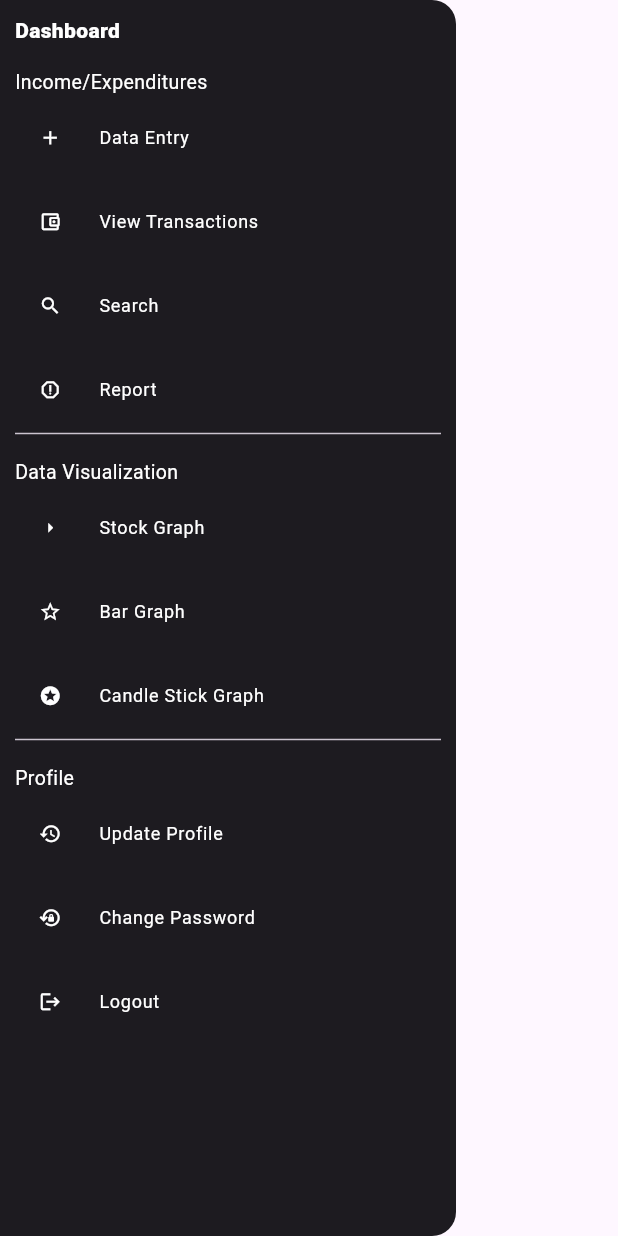
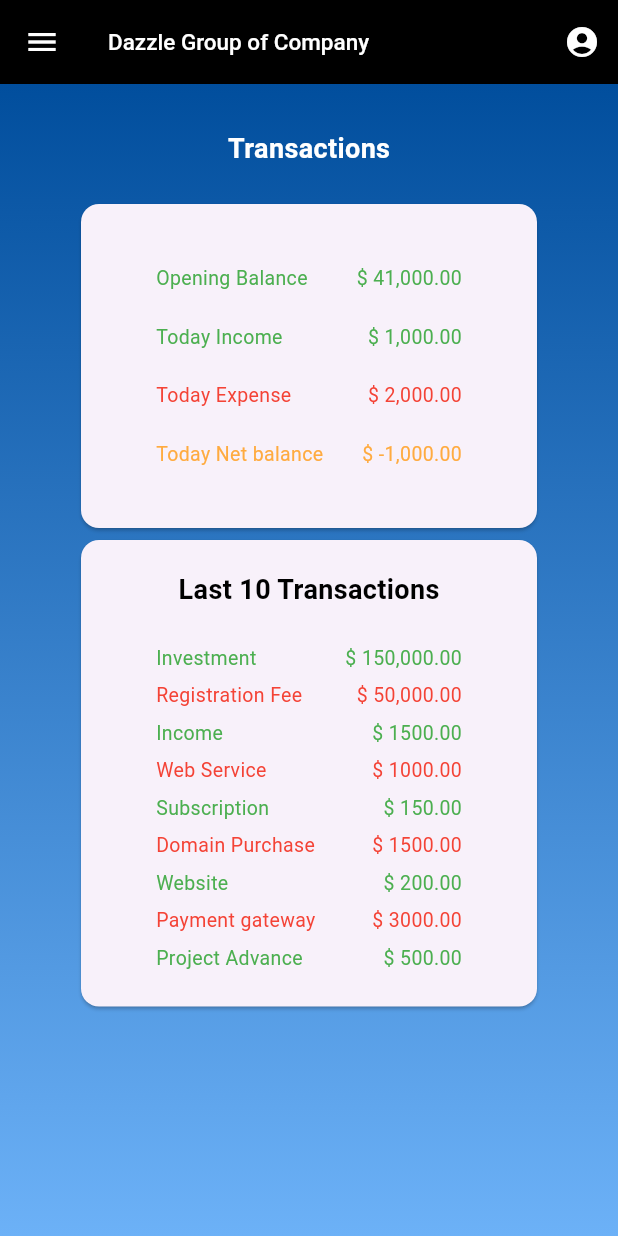
Before and after one commit to johnsonpeter-j/family_accounts_flutter_app, a Flutter app: the DrawerComponent widget shown alone on an empty page, opened directly, after a tap on "View Transactions", on a phone screen of 412 x 824 dp. Run offline on Flutter 3.47's test engine with Material 3 defaults, Android fonts, the phone set to English and light mode, and no system bars; network calls fail.

Commit message:
1. add entry page added 2. view transaction page added

```diff
--- a/lib/components/common/appbar.component.dart
+++ b/lib/components/common/appbar.component.dart
@@ -1,3 +1,4 @@
+import 'package:family_account_flutter_app/views/dashboard/dashboard.dart';
 import 'package:flutter/material.dart';
 
 class CustomAppBar extends StatelessWidget implements PreferredSizeWidget {
@@ -13,12 +14,20 @@ class CustomAppBar extends StatelessWidget implements PreferredSizeWidget {
         color: Color(0XFFFFFFFF),
       ), // Change the color of the drawer icon
       backgroundColor: Color(0XFF000000),
-      title: Text(
-        'Dazzle Group of Company',
-        style: TextStyle(
-          color: Color(0XFFFFFFFF),
-          fontSize: 15,
-          fontWeight: FontWeight.w500,
+      title: GestureDetector(
+        onTap: () {
+          Navigator.push(
+            context,
+            MaterialPageRoute(builder: (context) => const Dashboard()),
+          );
+        },
+        child: Text(
+          'Dazzle Group of Company',
+          style: TextStyle(
+            color: Color(0XFFFFFFFF),
+            fontSize: 15,
+            fontWeight: FontWeight.w500,
+          ),
         ),
       ),
       actions: [
--- /dev/null
+++ b/lib/components/transactions/TransactionTextOne.dart
@@ -0,0 +1,37 @@
+import 'package:flutter/material.dart';
+
+class TransactionTextOne extends StatelessWidget {
+  final String label;
+  final String value;
+  final Color color;
+  const TransactionTextOne(
+      {super.key,
+      required this.color,
+      required this.label,
+      required this.value});
+
+  @override
+  Widget build(BuildContext context) {
+    return Padding(
+      padding: const EdgeInsets.symmetric(vertical: 10),
+      child: Row(
+        // crossAxisAlignment: CrossAxisAlignment.center,
+        mainAxisAlignment: MainAxisAlignment.spaceBetween,
+        children: [
+          Text(
+            label,
+            style: TextStyle(color: color, fontSize: 13),
+          ),
+          // Text(
+          //   ' : ',
+          //   style: TextStyle(color: color, fontSize: 13),
+          // ),
+          Text(
+            "\$ $value",
+            style: TextStyle(color: color, fontSize: 13),
+          )
+        ],
+      ),
+    );
+  }
+}
--- /dev/null
+++ b/lib/components/transactions/TransactionTextTwo.dart
@@ -0,0 +1,37 @@
+import 'package:flutter/material.dart';
+
+class TransactionTextTwo extends StatelessWidget {
+  final String label;
+  final String value;
+  final Color color;
+  const TransactionTextTwo(
+      {super.key,
+      required this.color,
+      required this.label,
+      required this.value});
+
+  @override
+  Widget build(BuildContext context) {
+    return Padding(
+      padding: const EdgeInsets.symmetric(vertical: 3),
+      child: Row(
+        // crossAxisAlignment: CrossAxisAlignment.center,
+        mainAxisAlignment: MainAxisAlignment.spaceBetween,
+        children: [
+          Text(
+            label,
+            style: TextStyle(color: color, fontSize: 13),
+          ),
+          // Text(
+          //   ' : ',
+          //   style: TextStyle(color: color, fontSize: 13),
+          // ),
+          Text(
+            "\$ $value",
+            style: TextStyle(color: color, fontSize: 13),
+          )
+        ],
+      ),
+    );
+  }
+}
--- a/lib/views/login/login_page.dart
+++ b/lib/views/login/login_page.dart
@@ -39,9 +39,11 @@ class _LoginPageState extends State<LoginPage> {
             const Color(0XFF6CB1F7),
           ],
         )),
+        child: Center(
           child: SingleChildScrollView(
             child: Column(
               mainAxisAlignment: MainAxisAlignment.center,
+              crossAxisAlignment: CrossAxisAlignment.center,
               children: [
                 CircleAvatar(
                   backgroundColor: Color(0XFFFFFCFC),
@@ -108,6 +110,7 @@ class _LoginPageState extends State<LoginPage> {
             ),
           ),
         ),
+      ),
     );
     ;
   }
--- /dev/null
+++ b/lib/views/transactions/transaction.dart
@@ -0,0 +1,158 @@
+import 'package:family_account_flutter_app/Drawer/drawer.component.dart';
+import 'package:family_account_flutter_app/components/common/appbar.component.dart';
+import 'package:family_account_flutter_app/components/transactions/TransactionTextOne.dart';
+import 'package:family_account_flutter_app/components/transactions/TransactionTextTwo.dart';
+import 'package:flutter/material.dart';
+
+class Transaction extends StatefulWidget {
+  const Transaction({super.key});
+
+  @override
+  State<Transaction> createState() => _TransactionState();
+}
+
+class _TransactionState extends State<Transaction> {
+  @override
+  Widget build(BuildContext context) {
+    return Scaffold(
+      appBar: CustomAppBar(),
+      drawer: DrawerComponent(),
+      body: Container(
+        width: double.infinity, // 100% width
+        height: double.infinity, // 100% height
+        decoration: BoxDecoration(
+          gradient: LinearGradient(
+            begin: Alignment.topCenter,
+            end: Alignment.bottomCenter,
+            colors: [
+              const Color(0XFF014E9D),
+              const Color(0XFF6CB1F7),
+            ],
+          ),
+        ),
+        child: SingleChildScrollView(
+          child: Padding(
+            padding: const EdgeInsets.symmetric(horizontal: 50.0, vertical: 30),
+            child: Column(
+              children: [
+                Padding(
+                  padding: const EdgeInsets.only(bottom: 20),
+                  child: Center(
+                    child: Text(
+                      'Transactions',
+                      style: TextStyle(
+                          fontSize: 18,
+                          fontWeight: FontWeight.bold,
+                          color: Colors.white),
+                    ),
+                  ),
+                ),
+                Card(
+                  child: Padding(
+                    padding: EdgeInsets.symmetric(horizontal: 50, vertical: 30),
+                    child: Column(
+                      children: [
+                        TransactionTextOne(
+                          color: Colors.green,
+                          label: 'Opening Balance',
+                          value: '41,000.00',
+                        ),
+                        TransactionTextOne(
+                          color: Colors.green,
+                          label: 'Today Income',
+                          value: '1,000.00',
+                        ),
+                        TransactionTextOne(
+                          color: Colors.red,
+                          label: 'Today Expense',
+                          value: '2,000.00',
+                        ),
+                        TransactionTextOne(
+                          color: Colors.orangeAccent,
+                          label: 'Today Net balance ',
+                          value: '-1,000.00',
+                        ),
+                      ],
+                    ),
+                  ),
+                ),
+                Card(
+                  child: Column(
+                    children: [
+                      Padding(
+                        padding: const EdgeInsets.only(top: 20),
+                        child: Center(
+                          child: Text(
+                            'Last 10 Transactions',
+                            style: TextStyle(
+                                fontSize: 18,
+                                fontWeight: FontWeight.bold,
+                                color: Colors.black),
+                          ),
+                        ),
+                      ),
+                      Padding(
+                        padding: const EdgeInsets.symmetric(
+                            horizontal: 50.0, vertical: 20),
+                        child: Column(
+                          mainAxisAlignment: MainAxisAlignment.center,
+                          children: [
+                            TransactionTextTwo(
+                              color: Colors.green,
+                              label: 'Investment',
+                              value: "150,000.00",
+                            ),
+                            TransactionTextTwo(
+                              color: Colors.red,
+                              label: 'Registration Fee',
+                              value: "50,000.00",
+                            ),
+                            TransactionTextTwo(
+                              color: Colors.green,
+                              label: 'Income',
+                              value: "1500.00",
+                            ),
+                            TransactionTextTwo(
+                              color: Colors.red,
+                              label: 'Web Service',
+                              value: "1000.00",
+                            ),
+                            TransactionTextTwo(
+                              color: Colors.green,
+                              label: 'Subscription',
+                              value: "150.00",
+                            ),
+                            TransactionTextTwo(
+                              color: Colors.red,
+                              label: 'Domain Purchase',
+                              value: "1500.00",
+                            ),
+                            TransactionTextTwo(
+                              color: Colors.green,
+                              label: 'Website',
+                              value: "200.00",
+                            ),
+                            TransactionTextTwo(
+                              color: Colors.red,
+                              label: 'Payment gateway',
+                              value: "3000.00",
+                            ),
+                            TransactionTextTwo(
+                              color: Colors.green,
+                              label: 'Project Advance',
+                              value: "500.00",
+                            ),
+                          ],
+                        ),
+                      )
+                    ],
+                  ),
+                ),
+              ],
+            ),
+          ),
+        ),
+      ),
+    );
+  }
+}
--- a/pubspec.yaml
+++ b/pubspec.yaml
@@ -38,6 +38,7 @@ dependencies:
 dev_dependencies:
   flutter_test:
     sdk: flutter
+  intl: ^0.20.2
 
   # The "flutter_lints" package below contains a set of recommended lints to
   # encourage good coding practices. The lint set provided by the package is
```
Also changed, not shown: lib/Drawer/drawer.component.dart (+24 -3 lines), lib/Drawer/list_tile.component.dart (+7 -3 lines), lib/views/add_entry/AddEntry.dart (added, +185 -0 lines), lib/views/dashboard/dashboard.dart (+10 -5 lines), pubspec.lock. Lines whose indentation alone changed are shown as unchanged.
